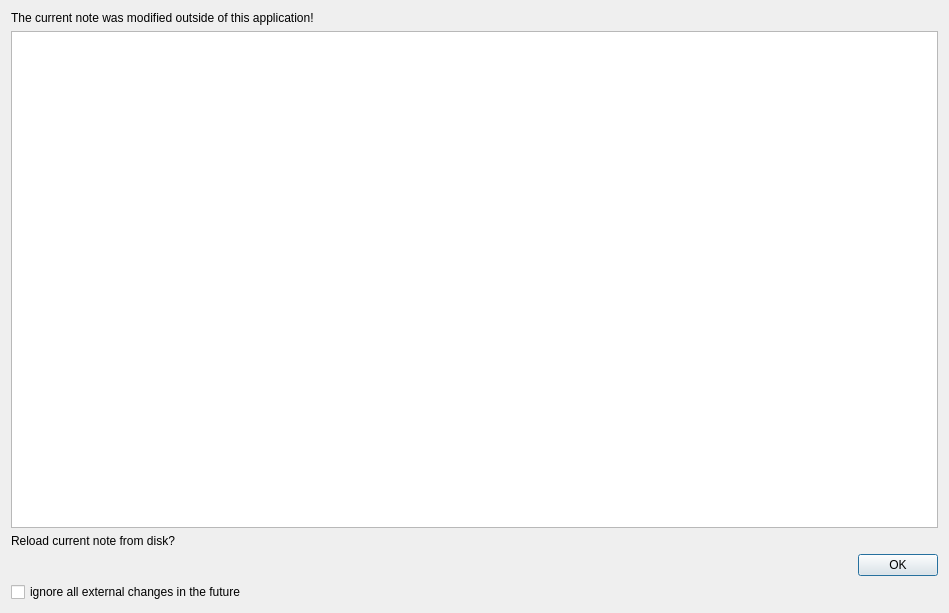
First picture: the form in src/dialogs/notediffdialog.ui, repository pbek/QOwnNotes, before the edit.
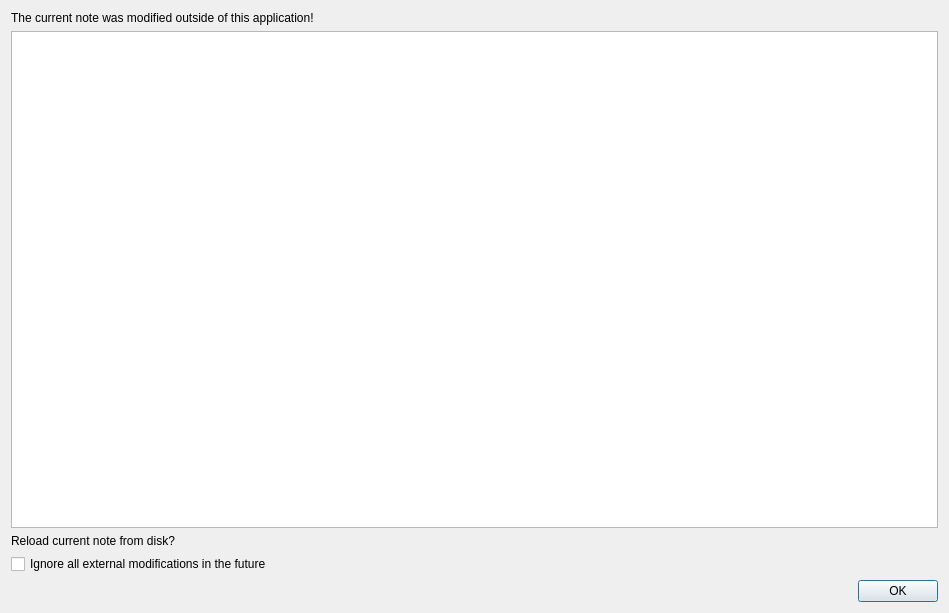
Second picture: the form after the edit. Icons and pictures are not drawn.

Commit message: you are now able to ignore all external modifications of your note file

What changed in the file:
```diff
--- a/src/dialogs/notediffdialog.ui
+++ b/src/dialogs/notediffdialog.ui
@@ -60,6 +60,13 @@
        </property>
       </widget>
      </item>
+     <item>
+      <widget class="QCheckBox" name="ignoreAllExternalChangesCheckBox">
+       <property name="text">
+        <string>Ignore all external modifications in the future</string>
+       </property>
+      </widget>
+     </item>
      <item>
       <widget class="QDialogButtonBox" name="buttonBox">
        <property name="sizePolicy">
@@ -88,13 +95,6 @@
        </property>
       </widget>
      </item>
-     <item>
-      <widget class="QCheckBox" name="checkBox">
-       <property name="text">
-        <string>ignore all external changes in the future</string>
-       </property>
-      </widget>
-     </item>
     </layout>
    </item>
   </layout>
```
The commit also changes 19 other files.
